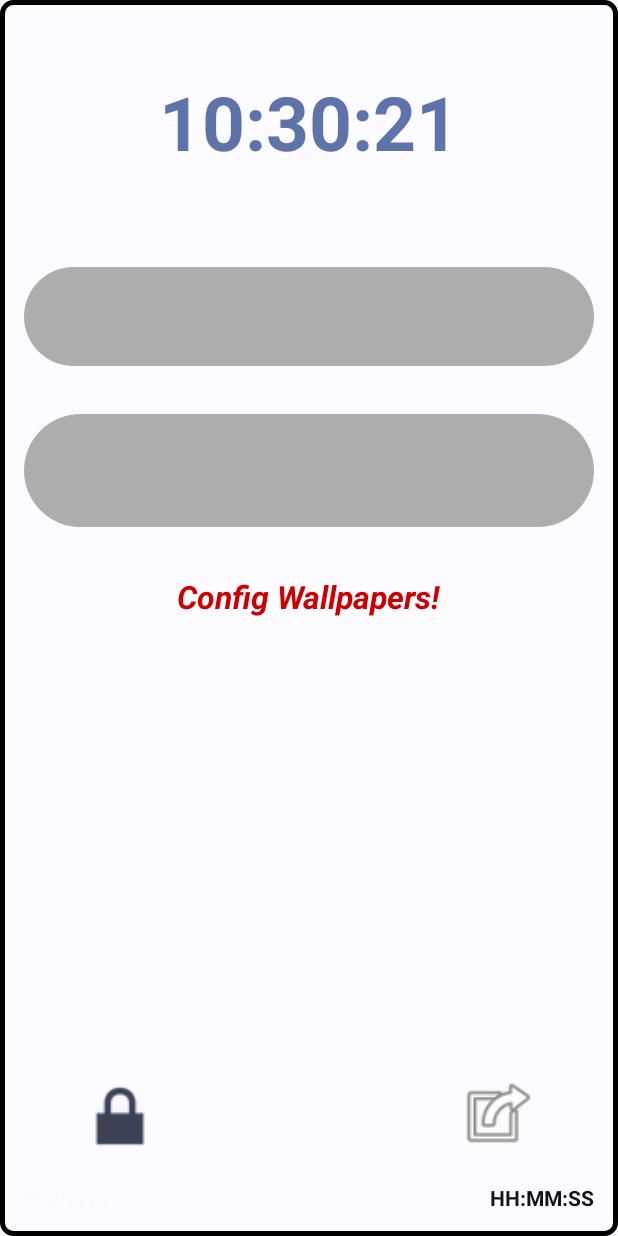
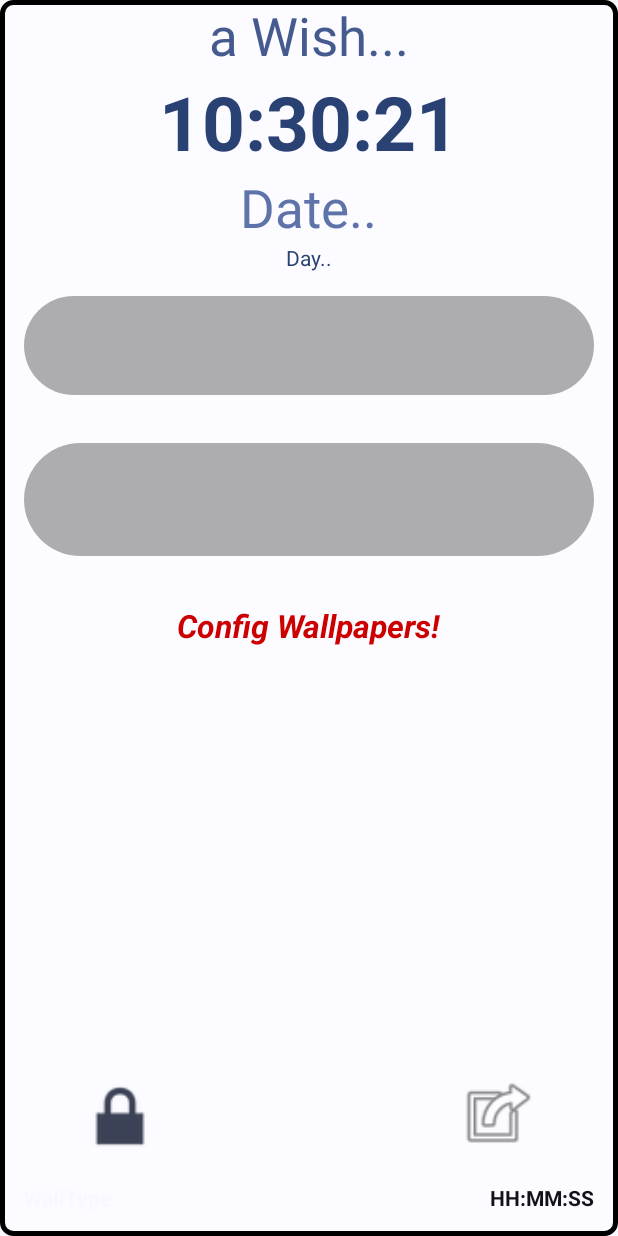
Before and after one commit to navep7/Homey, an Android app: the layout new_app_widget.xml on its own in the app's theme, with its tools: preview values and no code run, on a phone screen of 412 x 824 dp. Run offline under Robolectric (Android 15) with nearby library versions, the phone set to English and light mode, and no system bars.

Commit message:
day implementation

```diff
--- a/app/src/main/java/com/belaku/homey/NewAppWidget.kt
+++ b/app/src/main/java/com/belaku/homey/NewAppWidget.kt
@@ -468,7 +468,8 @@ class NewAppWidget : AppWidgetProvider() {
         val c: Date = Calendar.getInstance().time
         val df = SimpleDateFormat("dd MMMM yyyy", Locale.getDefault())
         val formattedDate: String = df.format(c)
-        remoteViews?.setTextViewText(R.id.date_text_view, formattedDate)
+        remoteViews?.setTextViewText(R.id.tx_date, formattedDate)
+        remoteViews?.setTextViewText(R.id.tx_day, SimpleDateFormat("EEEE", Locale.getDefault()).format(c))
     }
 
     private fun launchApp(context: Context, pkgName: String) {
--- a/app/src/main/res/layout/new_app_widget.xml
+++ b/app/src/main/res/layout/new_app_widget.xml
@@ -2,7 +2,7 @@
 <RelativeLayout xmlns:android="http://schemas.android.com/apk/res/android"
     xmlns:tools="http://schemas.android.com/tools"
     android:id="@+id/rl_widget_layout"
-    android:theme="@style/Theme.Material3.DynamicColors.DayNight"
+    android:theme="@style/Theme.Material3.DynamicColors.Light"
     android:layout_width="match_parent"
     android:layout_height="match_parent"
     android:background="@drawable/gradient_glass"
@@ -16,8 +16,10 @@
         android:layout_width="wrap_content"
         android:layout_height="wrap_content"
         android:layout_gravity="center"
-        android:textColor="?attr/colorPrimaryInverse"
-        android:textSize="35sp" />
+        android:textColor="?attr/colorPrimaryFixedDim"
+        android:text="a Wish..."
+        android:textSize="35sp"
+        tools:ignore="HardcodedText" />
 
     <android.widget.TextClock
         android:id="@+id/clock"
@@ -28,24 +30,36 @@
         android:layout_gravity="center"
         android:format12Hour="k:mm:ss"
         android:format24Hour="k:mm:ss"
-        android:textColor="?attr/colorPrimaryContainer"
+        android:textColor="?attr/colorPrimary"
         android:textSize="50sp"
         android:textStyle="bold" />
 
     <TextView
-        android:id="@+id/date_text_view"
+        android:id="@+id/tx_date"
         android:layout_centerHorizontal="true"
         android:layout_below="@+id/clock"
         android:layout_width="wrap_content"
         android:layout_height="wrap_content"
         android:layout_gravity="center"
-        android:textColor="?attr/colorPrimaryInverse"
+        android:textColor="?attr/colorPrimaryFixed"
+        android:text="Date.."
+        tools:ignore="HardcodedText"
         android:textSize="35sp" />
+
+    <TextView
+        android:id="@+id/tx_day"
+        android:layout_centerHorizontal="true"
+        android:layout_below="@+id/tx_date"
+        android:textColor="?attr/colorPrimaryDark"
+        android:text="Day.."
+        tools:ignore="HardcodedText"
+        android:layout_width="wrap_content"
+        android:layout_height="wrap_content"/>
 
     <LinearLayout
         android:id="@+id/ll_apps"
         android:background="@drawable/rounded_corner"
-        android:layout_below="@+id/date_text_view"
+        android:layout_below="@+id/tx_day"
         android:layout_width="match_parent"
         android:layout_height="wrap_content"
         android:layout_margin="@dimen/fab_margin"
--- a/app/src/main/res/values/styles.xml
+++ b/app/src/main/res/values/styles.xml
@@ -5,8 +5,8 @@
         <item name="android:background">?android:attr/colorBackground</item>
     </style>
 
-    <style name="Widget.Homey.AppWidget.InnerView" parent="android:Widget">
-        <item name="android:background">?android:attr/colorBackground</item>
-        <item name="android:textColor">?android:attr/textColorPrimary</item>
+    <style name="Widget.Homey.AppWidget.InnerView" parent="ThemeOverlay.Material3.DynamicColors.DayNight">
+        <item name="android:background">@android:color/holo_red_light</item>
+        <item name="android:textColor">@android:color/holo_red_dark</item>
     </style>
 </resources>
```
Also changed, not shown: app/src/main/java/com/belaku/homey/MainActivity.kt (+7 -5 lines).
